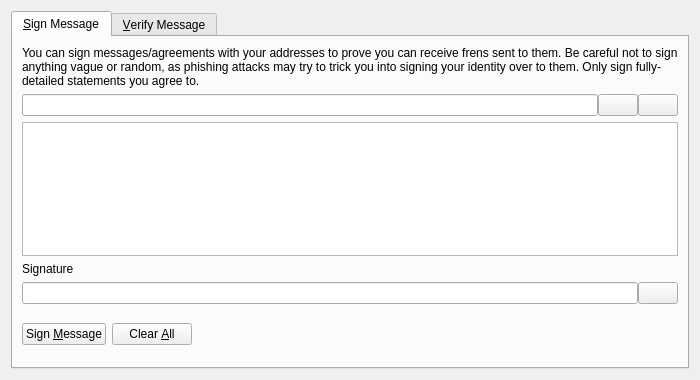
gramtoco/friendcoin, file src/qt/forms/signverifymessagedialog.ui: the form before one commit.
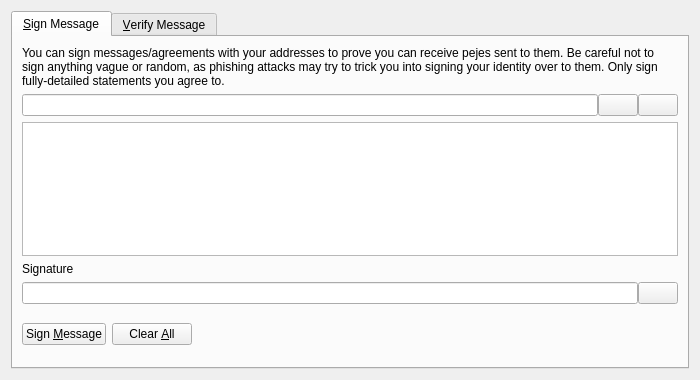
The form after the commit. Icons and pictures are not drawn. Custom widgets are drawn as their Qt base class.

Diff of the .ui file:
```diff
--- a/src/qt/forms/signverifymessagedialog.ui
+++ b/src/qt/forms/signverifymessagedialog.ui
@@ -30,7 +30,7 @@
        <item>
         <widget class="QLabel" name="infoLabel_SM">
          <property name="text">
-          <string>You can sign messages/agreements with your addresses to prove you can receive frens sent to them. Be careful not to sign anything vague or random, as phishing attacks may try to trick you into signing your identity over to them. Only sign fully-detailed statements you agree to.</string>
+          <string>You can sign messages/agreements with your addresses to prove you can receive pejes sent to them. Be careful not to sign anything vague or random, as phishing attacks may try to trick you into signing your identity over to them. Only sign fully-detailed statements you agree to.</string>
          </property>
          <property name="textFormat">
           <enum>Qt::PlainText</enum>
```
Left out of the diff: 26 changed lines with no effect on the pictures.
